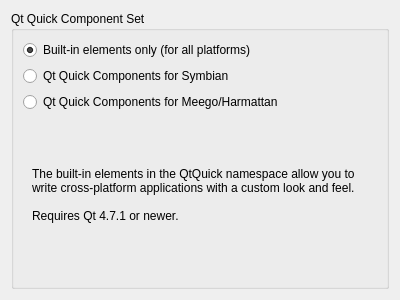
Old version of the form src/plugins/qt4projectmanager/wizards/qtquickcomponentsetoptionspage.ui in the repository qt-creator/qt-creator.
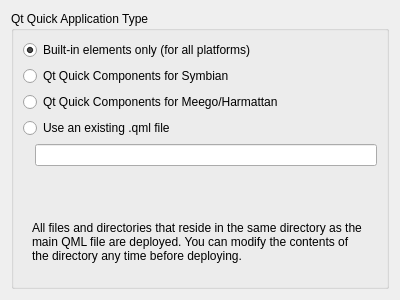
New version of the form. Custom widgets are drawn as their Qt base class.

Commit message: QtQuickApp wizard: Merge Components and Sources page

What changed in the file:
```diff
--- a/src/plugins/qt4projectmanager/wizards/qtquickcomponentsetoptionspage.ui
+++ b/src/plugins/qt4projectmanager/wizards/qtquickcomponentsetoptionspage.ui
@@ -20,7 +20,7 @@
    <item row="0" column="0">
     <widget class="QGroupBox" name="groupBox">
      <property name="title">
-      <string>Qt Quick Component Set</string>
+      <string>Qt Quick Application Type</string>
      </property>
      <property name="flat">
       <bool>false</bool>
@@ -62,6 +62,39 @@
         </attribute>
        </widget>
       </item>
+      <item>
+       <widget class="QRadioButton" name="importRadioButton">
+        <property name="text">
+         <string>Use an existing .qml file</string>
+        </property>
+        <attribute name="buttonGroup">
+         <string notr="true">buttonGroup</string>
+        </attribute>
+       </widget>
+      </item>
+      <item>
+       <layout class="QHBoxLayout" name="horizontalLayout">
+        <item>
+         <spacer name="horizontalSpacer">
+          <property name="orientation">
+           <enum>Qt::Horizontal</enum>
+          </property>
+          <property name="sizeType">
+           <enum>QSizePolicy::Maximum</enum>
+          </property>
+          <property name="sizeHint" stdset="0">
+           <size>
+            <width>12</width>
+            <height>20</height>
+           </size>
+          </property>
+         </spacer>
+        </item>
+        <item>
+         <widget class="Utils::PathChooser" name="importLineEdit"/>
+        </item>
+       </layout>
+      </item>
       <item>
        <spacer name="verticalSpacer">
         <property name="orientation">
@@ -81,7 +114,7 @@
       <item>
        <widget class="QStackedWidget" name="descriptionStackedWidget">
         <property name="currentIndex">
-         <number>0</number>
+         <number>3</number>
         </property>
         <widget class="QWidget" name="qtquick10DescriptionWidget">
          <layout class="QGridLayout" name="gridLayout">
@@ -140,6 +173,23 @@
           </item>
          </layout>
         </widget>
+        <widget class="QWidget" name="importDescriptionWidget">
+         <layout class="QGridLayout" name="gridLayout_5">
+          <item row="0" column="0">
+           <widget class="QLabel" name="importDescriptionLabel">
+            <property name="text">
+             <string>All files and directories that reside in the same directory as the main QML file are deployed. You can modify the contents of the directory any time before deploying.</string>
+            </property>
+            <property name="alignment">
+             <set>Qt::AlignLeading|Qt::AlignLeft|Qt::AlignTop</set>
+            </property>
+            <property name="wordWrap">
+             <bool>true</bool>
+            </property>
+           </widget>
+          </item>
+         </layout>
+        </widget>
        </widget>
       </item>
      </layout>
@@ -147,6 +197,18 @@
    </item>
   </layout>
  </widget>
+ <customwidgets>
+  <customwidget>
+   <class>Utils::PathChooser</class>
+   <extends>QLineEdit</extends>
+   <header location="global">utils/pathchooser.h</header>
+   <container>1</container>
+   <slots>
+    <signal>editingFinished()</signal>
+    <signal>browsingFinished()</signal>
+   </slots>
+  </customwidget>
+ </customwidgets>
  <resources/>
  <connections/>
  <buttongroups>
```
Left out of the diff: 6 changed lines with no effect on the pictures. The commit also changes 5 other files.
